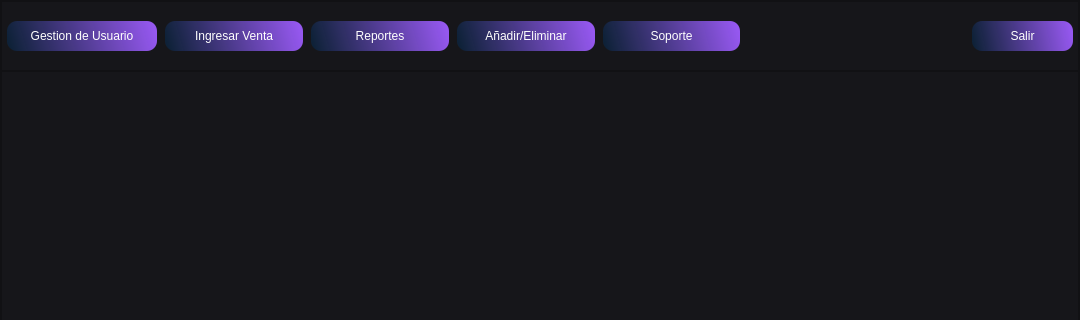
Qt form Sistema de control de inventario/Qt designer/3.Menu_principal.ui (Xoserius/Sistema_de_control_de_inventario) before a commit; both pictures show x 0 to 1080 and y 0 to 320 of the 1080 by 720 pixel window.
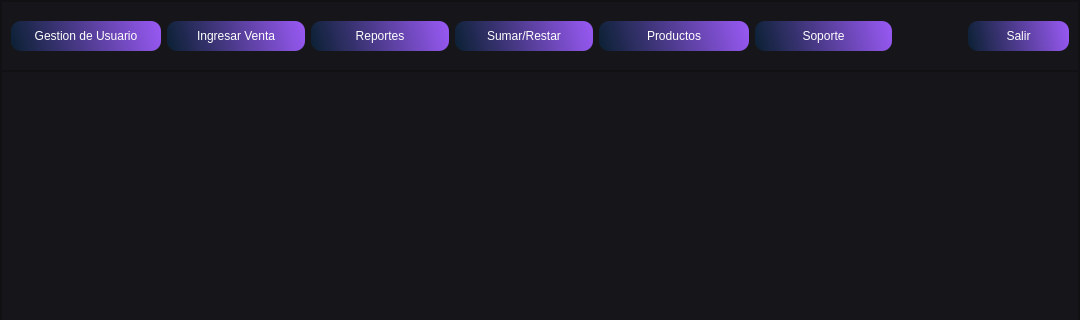
The same form after that commit.

The edit to the form file:
```diff
--- a/Sistema de control de inventario/Qt designer/3.Menu_principal.ui
+++ b/Sistema de control de inventario/Qt designer/3.Menu_principal.ui
@@ -87,27 +87,7 @@
          <property name="frameShadow">
           <enum>QFrame::Raised</enum>
          </property>
-         <layout class="QHBoxLayout" name="horizontalLayout_2">
-          <property name="spacing">
-           <number>5</number>
-          </property>
-          <property name="leftMargin">
-           <number>5</number>
-          </property>
-          <property name="topMargin">
-           <number>5</number>
-          </property>
-          <property name="rightMargin">
-           <number>5</number>
-          </property>
-          <property name="bottomMargin">
-           <number>5</number>
-          </property>
-          <item>
            <layout class="QHBoxLayout" name="horizontalLayout">
-            <property name="spacing">
-             <number>8</number>
-            </property>
             <item>
              <widget class="QPushButton" name="pushButton_gestiondeusuario">
               <property name="minimumSize">
@@ -156,7 +136,20 @@
                </size>
               </property>
               <property name="text">
-               <string>Añadir/Eliminar</string>
+             <string>Sumar/Restar</string>
+            </property>
+           </widget>
+          </item>
+          <item>
+           <widget class="QPushButton" name="pushButton_productos">
+            <property name="minimumSize">
+             <size>
+              <width>150</width>
+              <height>30</height>
+             </size>
+            </property>
+            <property name="text">
+             <string>Productos</string>
               </property>
              </widget>
             </item>
@@ -172,8 +165,6 @@
                <string>Soporte</string>
               </property>
              </widget>
-            </item>
-           </layout>
           </item>
           <item>
            <spacer name="horizontalSpacer">
```
Lines whose indentation alone changed are shown as unchanged.
